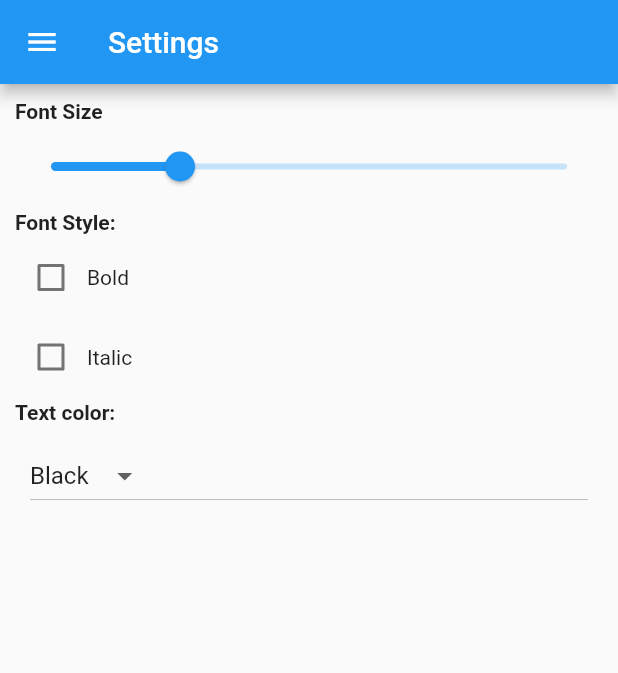
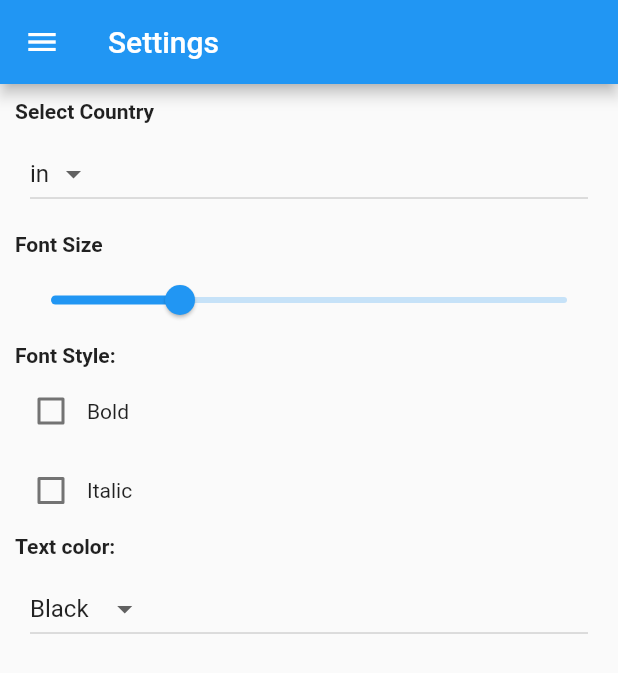
Before and after one commit to abubasith456/bloc_fluttter, a Flutter app: the SettingPage screen opened by its route, on a phone screen of 412 x 824 dp. Shown: the top 673 px of the screen. Run offline on Flutter 3.47's test engine with Material 2 defaults, Android fonts, the phone set to English and light mode, and no system bars; our stand-ins replace bloc, dio, equatable, flutter_bloc; network calls fail.

Commit message:
News country change pending

```diff
--- a/lib/bloc/covid_boc/bloc/covid_state.dart
+++ b/lib/bloc/covid_boc/bloc/covid_state.dart
@@ -32,6 +32,8 @@ class NewsLoadedState extends CovidState {
   const NewsLoadedState(this.newsModel);
 }
 
+class NewsCountryChanged extends CovidState {}
+
 class NewsError extends CovidState {
   final String error;
   const NewsError(this.error);
--- a/lib/const/const_string.dart
+++ b/lib/const/const_string.dart
@@ -5,6 +5,11 @@ class Strings {
       'An "About Us" Page is where you reveal your brand story, business values, mission, and experiences. Now the question is: why would you want to share all this information and make it appealing? The answer is simple: you want to tell your audience who you are, show them what you are good at, and tell them you are worthy of their trust. Think for a moment: would you rather purchase from a business you know nothing about, or would you go for somebody with a friendly face shared on their About page and a story that you find exciting? The latter one, right? A great About Us page not just portrays your story, qualities and provides an insight on how your business started, but it also helps you sell. When visitors become familiar with your story and connect with it, theyre probably going to purchase from you. A well-planned About Us page can do this!';
   static const String BASE_URL = 'https://api.covid19api.com/summary';
   static const String newsApi =
-      'https://newsapi.org/v2/everything?q=keyword&apiKey=';
+      'https://newsapi.org/v2/top-headlines?country=in&apiKey=';
   static const String apiKey = '9afe4ce359e049de854e89c3a82a41d6';
+
+  static const countries = [
+    'us',
+    'in',
+  ];
 }
--- a/lib/cubit_state/setting_cubit.dart
+++ b/lib/cubit_state/setting_cubit.dart
@@ -1,18 +1,21 @@
 // import 'package:cubit/cubit.dart';
 import 'package:bloc_flutter/cubit_state/setting_state.dart';
+import 'package:bloc_flutter/model/news_spec.dart';
 import 'package:flutter_bloc/flutter_bloc.dart';
 
 class SettingCubit extends Cubit<SettingState> {
   SettingCubit()
       : super(SettingState(
-          fontSize: 15,
-          isBold: false,
-          isItalic: false,
-          color: 'Black',
-        ));
+            fontSize: 15,
+            isBold: false,
+            isItalic: false,
+            color: 'Black',
+            newsCountry: 'in'));
 
   void fontSize(double size) => emit(state.copyWith(fontSize: size));
   void isBold(bool value) => emit(state.copyWith(isBold: value));
   void isItalic(bool value) => emit(state.copyWith(isItalic: value));
   void color(String value) => emit(state.copyWith(color: value));
+  // void newsSpec(NewsSpec value) => emit(state.copyWith(newSpec: value));
+  void newsCountry(String value) => emit(state.copyWith(newsCountry: value));
 }
--- a/lib/cubit_state/setting_state.dart
+++ b/lib/cubit_state/setting_state.dart
@@ -1,21 +1,26 @@
+import 'package:bloc_flutter/model/news_spec.dart';
+
 class SettingState {
   late double fontSize;
   late bool isBold;
   late bool isItalic;
   late String color;
+  late String newsCountry;
 
   SettingState({
     required this.fontSize,
     required this.isBold,
     required this.isItalic,
     required this.color,
+    required this.newsCountry,
   });
 
-  SettingState copyWith({fontSize, isBold, isItalic, color}) {
+  SettingState copyWith({fontSize, isBold, isItalic, color, newsCountry}) {
     return SettingState(
         fontSize: fontSize ?? this.fontSize,
         isBold: isBold ?? this.isBold,
         isItalic: isItalic ?? this.isItalic,
-        color: color ?? this.color);
+        color: color ?? this.color,
+        newsCountry: newsCountry ?? this.newsCountry);
   }
 }
--- a/lib/fragments/settings.dart
+++ b/lib/fragments/settings.dart
@@ -1,4 +1,6 @@
+import 'package:bloc_flutter/const/const_string.dart';
 import 'package:bloc_flutter/cubit_state/setting_cubit.dart';
+import 'package:bloc_flutter/model/news_spec.dart';
 import 'package:flutter/material.dart';
 import 'package:flutter_bloc/flutter_bloc.dart';
 
@@ -40,6 +42,30 @@ class SettingPage extends StatelessWidget {
             padding: const EdgeInsets.all(10),
             child:
                 Column(crossAxisAlignment: CrossAxisAlignment.start, children: [
+              const Text(
+                'Select Country',
+                style: TextStyle(fontWeight: FontWeight.bold),
+              ),
+              Container(
+                padding: const EdgeInsets.all(10),
+                width: MediaQuery.of(context).size.width,
+                child: DropdownButton<String>(
+                  items: Strings.countries.map((String value) {
+                    return DropdownMenuItem<String>(
+                      value: value,
+                      child: Text(value),
+                    );
+                  }).toList(),
+                  onChanged: (value) {
+                    // StoreProvider.of<AppState>(context).dispatch(Color(value!));
+                    context.read<SettingCubit>().newsCountry(value!);
+                  },
+                  value: state.newsCountry,
+                ),
+              ),
+              const SizedBox(
+                height: 5,
+              ),
               const Text(
                 'Font Size',
                 style: TextStyle(fontWeight: FontWeight.bold),
--- /dev/null
+++ b/lib/model/news_spec.dart
@@ -0,0 +1,15 @@
+import 'package:flutter/foundation.dart';
+
+class NewsSpec {
+  String country = 'in';
+  String category = 'general';
+
+  NewsSpec(this.country, this.category);
+
+  NewsSpec copyWith({country, category}) {
+    return NewsSpec(
+      country ?? this.country,
+      category ?? this.category,
+    );
+  }
+}
--- a/lib/pages/news_details.dart
+++ b/lib/pages/news_details.dart
@@ -22,7 +22,8 @@ class NewsDetailsPage extends StatelessWidget {
             Positioned(bottom: 5, right: 40, child: LinkButton())
           ]),
           Padding(
-              padding: EdgeInsets.only(top: 4, right: 15, left: 15, bottom: 15),
+              padding: const EdgeInsets.only(
+                  top: 4, right: 15, left: 15, bottom: 15),
               child: Column(
                 children: [
                   AuthorAndData(context),
```
Also changed, not shown: lib/fragments/news_page.dart (+8 -2 lines), pubspec.yaml (+4 -4 lines), lib/assets/icon/icon.png (added), lib/assets/no_image.png (added).
